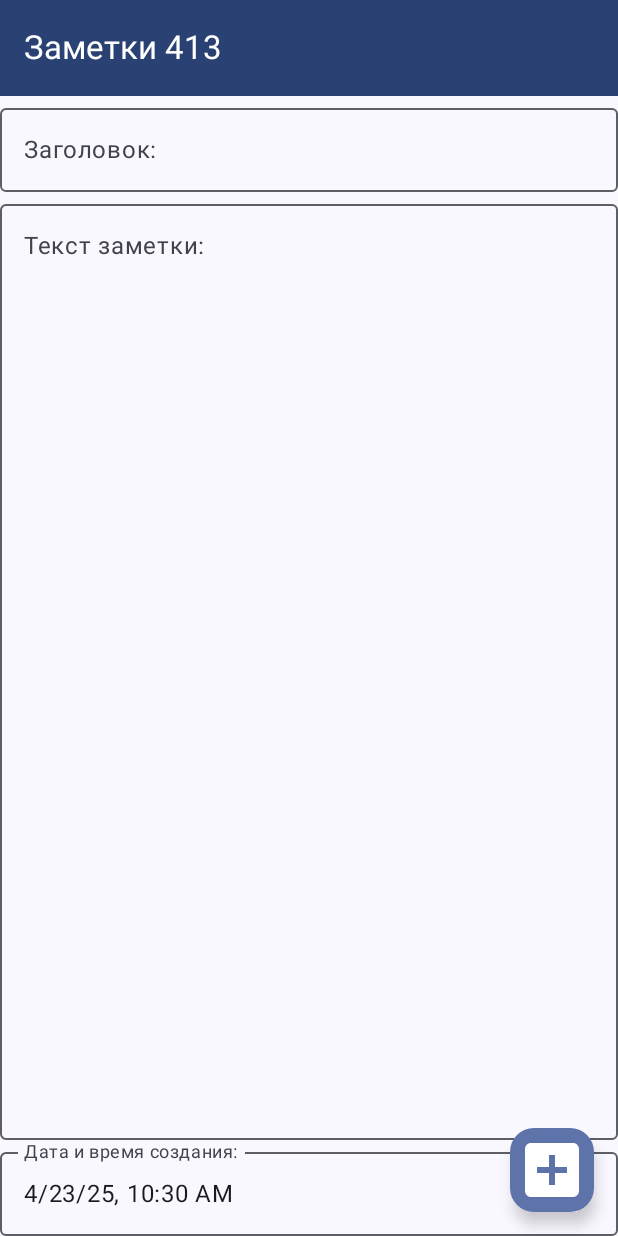
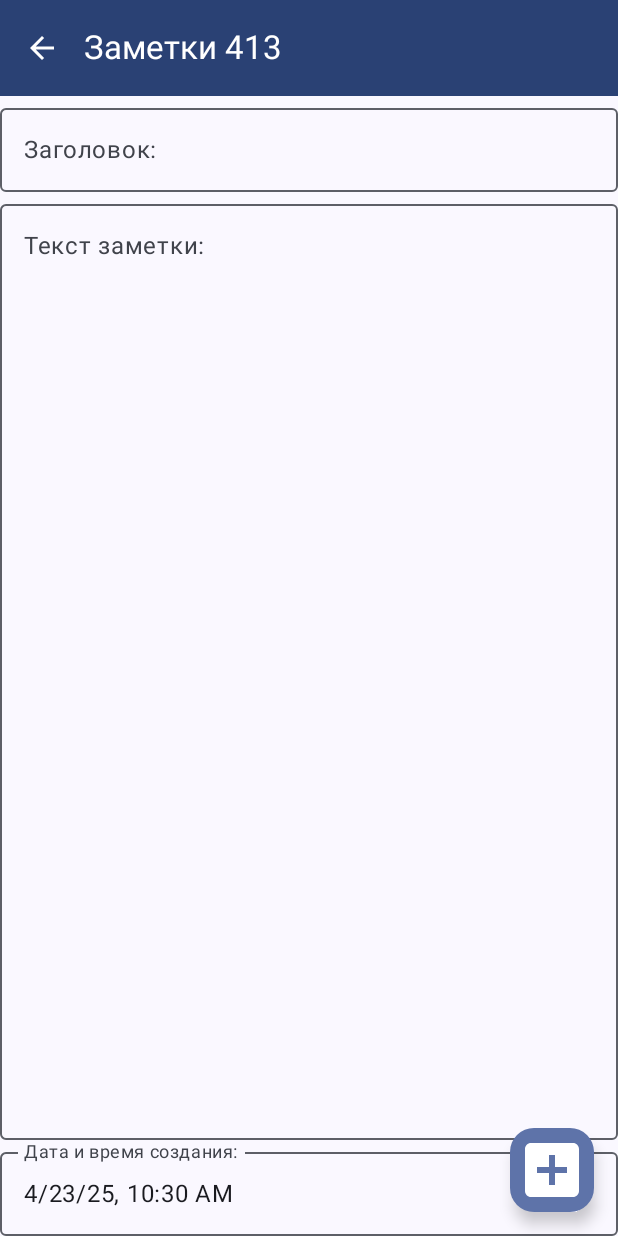
Before and after one commit to Smak80/Notes2025, an Android app built with Jetpack Compose: the screen it shows after launch (MainActivity), after a tap on "Добавить заметку", on a phone screen of 412 x 824 dp. Run offline under Robolectric (Android 15) with nearby library versions, the phone set to English and light mode, and no system bars.

```diff
--- a/app/build.gradle.kts
+++ b/app/build.gradle.kts
@@ -2,6 +2,7 @@ plugins {
     alias(libs.plugins.android.application)
     alias(libs.plugins.kotlin.android)
     alias(libs.plugins.kotlin.compose)
+    alias(libs.plugins.ksp)
 }
 
 android {
@@ -49,6 +50,11 @@ dependencies {
     implementation(libs.androidx.ui.graphics)
     implementation(libs.androidx.ui.tooling.preview)
     implementation(libs.androidx.material3)
+
+    implementation(libs.androidx.room.runtime)
+    ksp(libs.androidx.room.compiler)
+    implementation(libs.androidx.room.ktx)
+
     testImplementation(libs.junit)
     androidTestImplementation(libs.androidx.junit)
     androidTestImplementation(libs.androidx.espresso.core)
--- a/app/src/main/java/ru/smak/notes2025/MainActivity.kt
+++ b/app/src/main/java/ru/smak/notes2025/MainActivity.kt
@@ -12,6 +12,7 @@ import androidx.compose.material3.ExperimentalMaterial3Api
 import androidx.compose.material3.FabPosition
 import androidx.compose.material3.FloatingActionButton
 import androidx.compose.material3.Icon
+import androidx.compose.material3.IconButton
 import androidx.compose.material3.MaterialTheme
 import androidx.compose.material3.Scaffold
 import androidx.compose.material3.Text
@@ -42,6 +43,18 @@ class MainActivity : ComponentActivity() {
                     topBar = {
                         TopAppBar(
                             title = { Text(stringResource(R.string.main_title)) },
+                            navigationIcon = {
+                                if (viewModel.currentView == ViewType.EDIT_MODE) {
+                                    IconButton(onClick = {
+                                        viewModel.toListMode()
+                                    }) {
+                                        Icon(
+                                            painterResource(R.drawable.baseline_arrow_back_24),
+                                            contentDescription = stringResource(R.string.back),
+                                        )
+                                    }
+                                }
+                            },
                             colors = TopAppBarDefaults.topAppBarColors(
                                 containerColor = MaterialTheme.colorScheme.primary,
                                 titleContentColor = MaterialTheme.colorScheme.onPrimary,
@@ -62,8 +75,20 @@ class MainActivity : ComponentActivity() {
                 ) { innerPadding ->
                     Column(modifier = Modifier.padding(innerPadding)) {
                         when (viewModel.currentView) {
-                            ViewType.LIST_MODE -> NoteList(viewModel.notes, modifier = Modifier.fillMaxSize())
-                            ViewType.EDIT_MODE -> EditNote(viewModel.currentNote!!, modifier = Modifier.fillMaxSize())
+                            ViewType.LIST_MODE -> NoteList(
+                                viewModel.notes,
+                                modifier = Modifier.fillMaxSize(),
+                                onEditNote = {viewModel.editNote(it)},
+                                onDeleteNote = { viewModel.deleteNote(it)}
+                            )
+                            ViewType.EDIT_MODE -> {
+                                viewModel.currentNote?.let {
+                                    EditNote(
+                                        it,
+                                        modifier = Modifier.fillMaxSize()
+                                    )
+                                } ?: run { viewModel.currentView = ViewType.LIST_MODE }
+                            }
                         }
                     }
                 }
--- a/app/src/main/java/ru/smak/notes2025/models/Note.kt
+++ b/app/src/main/java/ru/smak/notes2025/models/Note.kt
@@ -6,4 +6,7 @@ data class Note(
     var title: String = "",
     var text : String = "",
     val creation: LocalDateTime = LocalDateTime.now(),
-)
+){
+    val isEmpty: Boolean
+        get() = title.isBlank() && text.isBlank()
+}
--- a/app/src/main/java/ru/smak/notes2025/ui/Views.kt
+++ b/app/src/main/java/ru/smak/notes2025/ui/Views.kt
@@ -1,17 +1,10 @@
 package ru.smak.notes2025.ui
 
-import androidx.compose.foundation.background
 import androidx.compose.foundation.layout.Arrangement
 import androidx.compose.foundation.layout.Column
 import androidx.compose.foundation.layout.Row
-import androidx.compose.foundation.layout.fillMaxSize
 import androidx.compose.foundation.layout.fillMaxWidth
 import androidx.compose.foundation.layout.padding
-import androidx.compose.foundation.lazy.LazyColumn
-import androidx.compose.foundation.lazy.grid.GridCells
-import androidx.compose.foundation.lazy.grid.LazyVerticalGrid
-import androidx.compose.foundation.lazy.grid.items
-import androidx.compose.foundation.lazy.staggeredgrid.LazyStaggeredGridScope
 import androidx.compose.foundation.lazy.staggeredgrid.LazyVerticalStaggeredGrid
 import androidx.compose.foundation.lazy.staggeredgrid.StaggeredGridCells
 import androidx.compose.foundation.lazy.staggeredgrid.items
@@ -23,6 +16,10 @@ import androidx.compose.material3.MaterialTheme
 import androidx.compose.material3.OutlinedTextField
 import androidx.compose.material3.Text
 import androidx.compose.runtime.Composable
+import androidx.compose.runtime.getValue
+import androidx.compose.runtime.mutableStateOf
+import androidx.compose.runtime.remember
+import androidx.compose.runtime.setValue
 import androidx.compose.ui.Alignment
 import androidx.compose.ui.Modifier
 import androidx.compose.ui.res.painterResource
@@ -55,23 +52,23 @@ fun NoteCard(
             editAction(note)
         }
     ) {
-        Column(modifier = Modifier.fillMaxWidth()) {
+        Column(modifier = Modifier.fillMaxWidth().padding(8.dp)) {
             if (note.title.isNotBlank())
                 Text(text = note.title,
-                    modifier = Modifier.padding(8.dp),
+                    modifier = Modifier.padding(horizontal = 0.dp, vertical = 8.dp),
                     fontWeight = FontWeight.Bold,
                 )
             if (note.text.isNotBlank() && note.title.isNotBlank())
                 HorizontalDivider(
                     modifier = Modifier
                         .fillMaxWidth()
-                        .padding(4.dp),
+                        .padding(vertical = 4.dp),
                     thickness = 2.dp,
                     color = MaterialTheme.colorScheme.primary,
                 )
             if (note.text.isNotBlank())
                 Text(text = note.text,
-                    modifier = Modifier.padding(8.dp),
+                    modifier = Modifier.padding(horizontal = 0.dp, vertical = 8.dp),
                     fontWeight = FontWeight.Normal,
                 )
             Row(
@@ -110,7 +107,9 @@ fun NoteCardPreview(){
 @Composable
 fun NoteList(
     cards: List<Note>,
-    modifier: Modifier = Modifier
+    modifier: Modifier = Modifier,
+    onEditNote: (Note)->Unit = {},
+    onDeleteNote: (Note)->Unit = {},
 ){
     LazyVerticalStaggeredGrid(
         columns = StaggeredGridCells.Adaptive(180.dp),
@@ -119,7 +118,9 @@ fun NoteList(
         modifier = modifier,
     ){
         items(cards) {
-            NoteCard(it)
+            NoteCard(it,
+                deleteAction = { onDeleteNote(it) },
+                editAction = {onEditNote(it)})
         }
     }
 
@@ -145,12 +146,14 @@ fun EditNote(
     note: Note,
     modifier: Modifier = Modifier,
 ){
+    var title by remember{ mutableStateOf(note.title) }
+    var text by remember { mutableStateOf(note.text) }
     Column (
         modifier = modifier,
     ){
         OutlinedTextField(
-            value = note.title,
-            onValueChange = { note.title = it },
+            value = title,
+            onValueChange = { title = it; note.title = title },
             modifier = Modifier.fillMaxWidth(),
             singleLine = true,
             label = {
@@ -158,8 +161,8 @@ fun EditNote(
             }
         )
         OutlinedTextField(
-            value = note.text,
-            onValueChange = { note.text = it },
+            value = text,
+            onValueChange = { text = it; note.text = text },
             modifier = Modifier
                 .weight(1f)
                 .fillMaxWidth(),
--- /dev/null
+++ b/app/src/main/res/drawable/baseline_arrow_back_24.xml
@@ -0,0 +1,5 @@
+<vector xmlns:android="http://schemas.android.com/apk/res/android" android:autoMirrored="true" android:height="24dp" android:tint="#000000" android:viewportHeight="24" android:viewportWidth="24" android:width="24dp">
+
+    <path android:fillColor="@android:color/white" android:pathData="M20,11H7.83l5.59,-5.59L12,4l-8,8 8,8 1.41,-1.41L7.83,13H20v-2z"/>
+
+</vector>
--- a/app/src/main/res/values/strings.xml
+++ b/app/src/main/res/values/strings.xml
@@ -5,4 +5,5 @@
     <string name="lblTitle">"Заголовок: "</string>
     <string name="lblText">Текст заметки:</string>
     <string name="lblCreationTime">Дата и время создания:</string>
+    <string name="back">Назад</string>
 </resources>
--- a/build.gradle.kts
+++ b/build.gradle.kts
@@ -3,4 +3,5 @@ plugins {
     alias(libs.plugins.android.application) apply false
     alias(libs.plugins.kotlin.android) apply false
     alias(libs.plugins.kotlin.compose) apply false
+    alias(libs.plugins.ksp) apply false
 }
```
Also changed, not shown: app/src/main/java/ru/smak/notes2025/MainViewModel.kt (+17 -0 lines), gradle/libs.versions.toml (+10 -4 lines), 1 other file.
